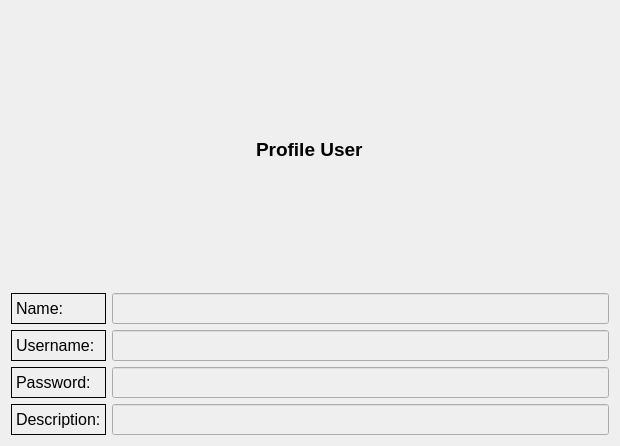
This is profiledialog.ui in MrCode4/Digikala as Qt 5 draws it before an edit. The edited form follows.
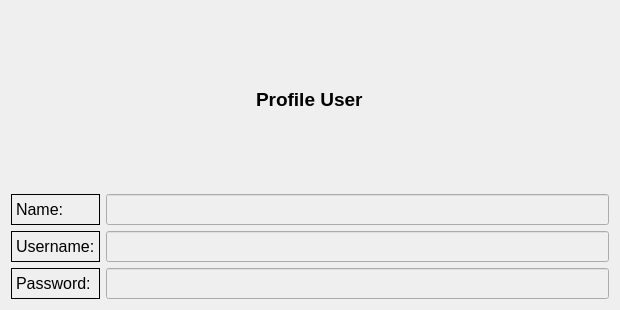
This is the edited form.

```diff
--- a/profiledialog.ui
+++ b/profiledialog.ui
@@ -7,9 +7,15 @@
     <x>0</x>
     <y>0</y>
     <width>620</width>
-    <height>446</height>
+    <height>310</height>
    </rect>
   </property>
+  <property name="maximumSize">
+   <size>
+    <width>16777215</width>
+    <height>320</height>
+   </size>
+  </property>
   <property name="windowTitle">
    <string>Dialog</string>
   </property>
@@ -107,21 +113,6 @@
          </property>
         </widget>
        </item>
-       <item>
-        <widget class="QLabel" name="description_lbl">
-         <property name="font">
-          <font>
-           <pointsize>12</pointsize>
-          </font>
-         </property>
-         <property name="frameShape">
-          <enum>QFrame::Panel</enum>
-         </property>
-         <property name="text">
-          <string>Description:</string>
-         </property>
-        </widget>
-       </item>
       </layout>
      </item>
      <item>
@@ -151,19 +142,7 @@
         </widget>
        </item>
        <item>
-        <widget class="QLineEdit" name="count_lineEdit">
-         <property name="enabled">
-          <bool>false</bool>
-         </property>
-         <property name="font">
-          <font>
-           <pointsize>14</pointsize>
-          </font>
-         </property>
-        </widget>
-       </item>
-       <item>
-        <widget class="QLineEdit" name="description_lineEdit">
+        <widget class="QLineEdit" name="password_lineEdit">
          <property name="enabled">
           <bool>false</bool>
          </property>
```
Left out of the diff: 2 changed lines with no effect on the pictures.
